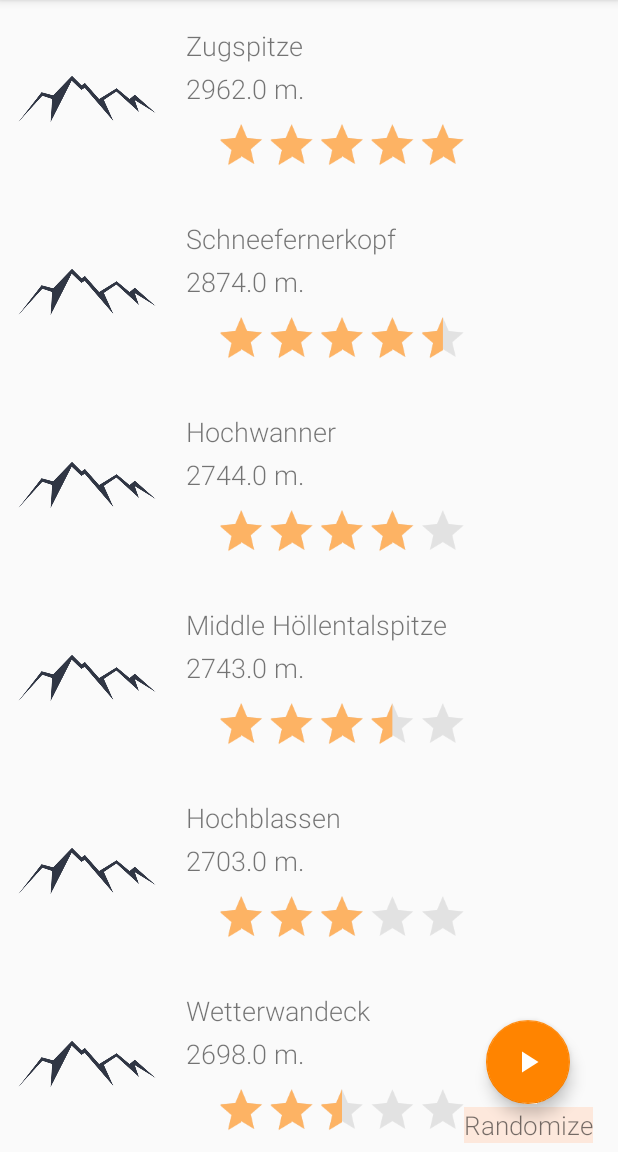
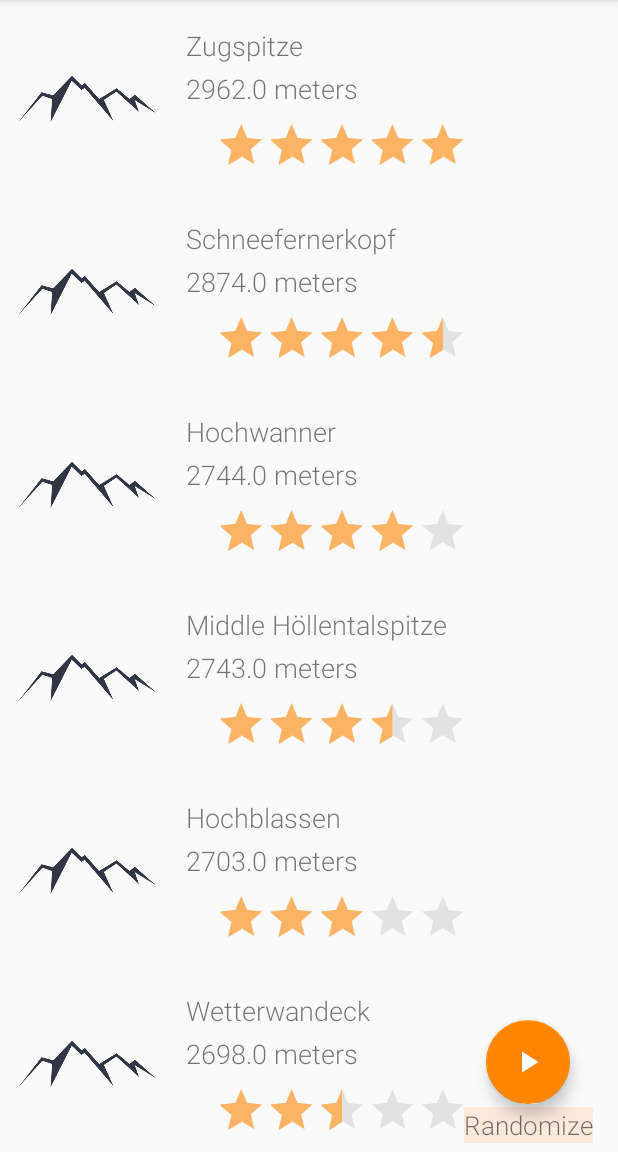
Before and after one commit to cdiamon/RndRx, an Android app: the screen it shows after launch (RatingListActivity), on a phone screen of 412 x 824 dp, the part 84-1236 px from its top. Run offline under Robolectric (Android 15) with nearby library versions, the phone set to English and light mode, and no system bars; our stand-ins replace Dagger/Hilt's generated code, Room's generated code, RxJava, Timber; pictures from the network do not load.

Commit message:
static analyze check

```diff
--- a/app/src/main/AndroidManifest.xml
+++ b/app/src/main/AndroidManifest.xml
@@ -12,7 +12,8 @@
             android:label="@string/app_name"
             android:roundIcon="@mipmap/ic_launcher_round"
             android:supportsRtl="true"
-            android:theme="@style/AppTheme">
+        android:fullBackupContent="@xml/backup_descriptor"
+        android:theme="@style/AppTheme">
         <activity android:name=".view.RatingListActivity">
             <intent-filter>
                 <action android:name="android.intent.action.MAIN"/>
--- a/app/src/main/java/com/padmitriy/android/rndrx/view/SummitListAdapter.kt
+++ b/app/src/main/java/com/padmitriy/android/rndrx/view/SummitListAdapter.kt
@@ -1,6 +1,5 @@
 package com.padmitriy.android.rndrx.view
 
-import android.content.Context
 import android.support.v7.widget.RecyclerView
 import android.view.LayoutInflater
 import android.view.View
@@ -38,12 +37,8 @@ class SummitListAdapter(val summitListener: SummitListener) :
     inner class SummitViewHolder(override val containerView: View) : RecyclerView.ViewHolder(containerView),
             LayoutContainer {
 
-        private val context: Context = containerView.context
-
         fun init(summit: Summit) {
             with(containerView) {
-
-
                 GlideApp.with(this)
                         .load(summit.picture)
                         .error(resources.getDrawable(R.drawable.mountain_default))
@@ -52,16 +47,13 @@ class SummitListAdapter(val summitListener: SummitListener) :
 
                 summitName.text = summit.name
 
-                summitHeight.text = "${summit.height} m."
+                summitHeight.text = context.getString(R.string.height_text, summit.height.toString())
 
                 summitRating.rating = summit.rating
 
                 summitRating.setOnRatingBarChangeListener { ratingBar, rating, fromUser ->
-
                     summits[adapterPosition].rating = rating
                     summitListener.onRatingChanged(summits[adapterPosition])
-//                    summit.rating = rating
-//                    summitListener.onRatingChanged(summit)
                 }
             }
         }
--- a/app/src/main/res/layout/item_summit.xml
+++ b/app/src/main/res/layout/item_summit.xml
@@ -11,6 +11,7 @@
         android:layout_width="100dp"
         android:layout_height="100dp"
         android:layout_marginStart="8dp"
+        android:contentDescription="@string/mountain_photo"
         app:layout_constraintStart_toStartOf="parent"
         app:layout_constraintTop_toTopOf="parent"
         tools:src="@drawable/mountain_default" />
--- a/app/src/main/res/values/strings.xml
+++ b/app/src/main/res/values/strings.xml
@@ -3,4 +3,6 @@
     <string name="error_message">something gone wrong</string>
     <string name="randomize">Randomize</string>
     <string name="fab_stop">Stop</string>
+    <string name="mountain_photo">Mountain photo</string>
+    <string name="height_text">%1$s meters</string>
 </resources>
--- /dev/null
+++ b/app/src/main/res/xml/backup_descriptor.xml
@@ -0,0 +1,4 @@
+<?xml version="1.0" encoding="utf-8"?>
+<full-backup-content>
+    <!-- Exclude specific shared preferences that contain GCM registration Id -->
+</full-backup-content>
```
Also changed, not shown: app/src/main/java/com/padmitriy/android/rndrx/mvp/BaseActivity.kt (+0 -12 lines), 1 other file. Lines whose indentation alone changed are shown as unchanged.
